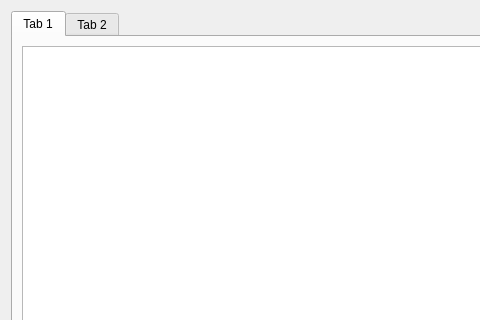
This is samp7_2/dialog.ui in wlnetman/Qt59_cpp_dev_guide as Qt 5 draws it before an edit; both pictures show x 0 to 480 and y 0 to 320 of the 767 by 544 pixel window. The edited form follows.
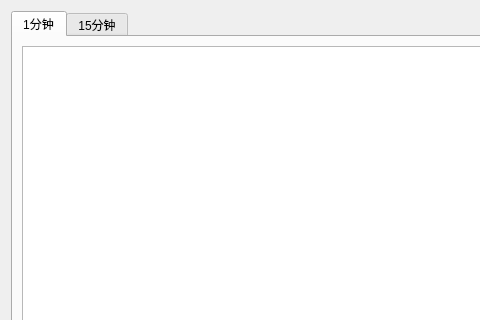
This is the edited form.

What changed in the file:
```diff
--- a/samp7_2/dialog.ui
+++ b/samp7_2/dialog.ui
@@ -21,7 +21,7 @@
      </property>
      <widget class="QWidget" name="tab">
       <attribute name="title">
-       <string>Tab 1</string>
+       <string>1分钟</string>
       </attribute>
       <layout class="QHBoxLayout" name="horizontalLayout">
        <item>
@@ -31,7 +31,7 @@
      </widget>
      <widget class="QWidget" name="tab_2">
       <attribute name="title">
-       <string>Tab 2</string>
+       <string>15分钟</string>
       </attribute>
      </widget>
     </widget>
```
Left out of the diff: 2 changed lines with no effect on the pictures.
